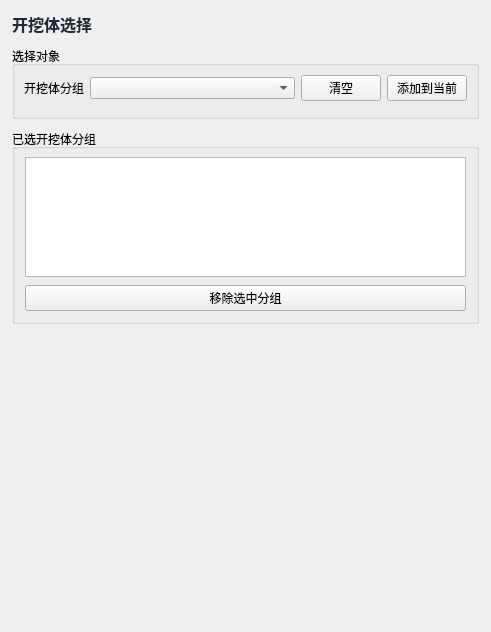
Before: the Qt Designer form plugins/Base_Slover/CaveExcavationBodyPage.ui in asd977/base_cae, drawn with Qt 5.
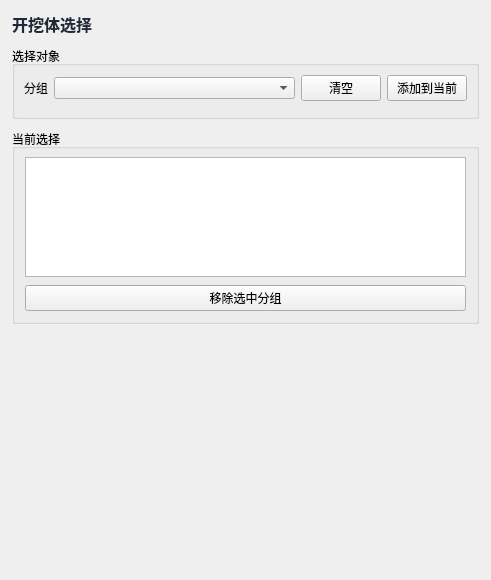
After: the same form once the commit is applied. Custom widgets are drawn as their Qt base class.

```diff
--- a/plugins/Base_Slover/CaveExcavationBodyPage.ui
+++ b/plugins/Base_Slover/CaveExcavationBodyPage.ui
@@ -7,7 +7,7 @@
     <x>0</x>
     <y>0</y>
     <width>491</width>
-    <height>632</height>
+    <height>580</height>
    </rect>
   </property>
   <layout class="QVBoxLayout" name="verticalLayoutRoot">
@@ -92,7 +92,7 @@
          </sizepolicy>
         </property>
         <property name="text">
-         <string>开挖体分组</string>
+         <string>分组</string>
         </property>
        </widget>
       </item>
@@ -115,7 +115,7 @@
    <item>
     <widget class="QGroupBox" name="currentGroupBox">
      <property name="title">
-      <string>已选开挖体分组</string>
+      <string>当前选择</string>
      </property>
      <layout class="QVBoxLayout" name="currentLayout">
       <property name="spacing">
```
Left out of the diff: 6 changed lines with no effect on the pictures.
